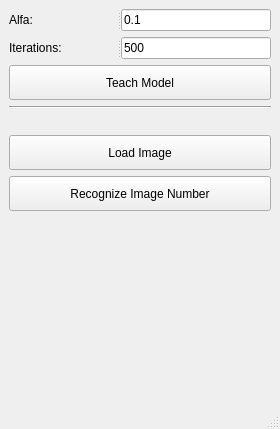
Qt form recognition/ui/ui_main.ui (kiryha/CIS579) before a commit.
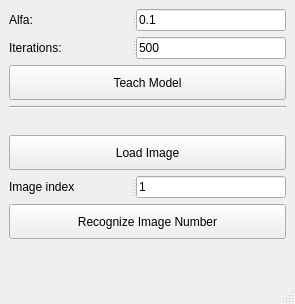
The same form after that commit.

The edit to the form file:
```diff
--- a/recognition/ui/ui_main.ui
+++ b/recognition/ui/ui_main.ui
@@ -6,8 +6,8 @@
    <rect>
     <x>0</x>
     <y>0</y>
-    <width>280</width>
-    <height>429</height>
+    <width>295</width>
+    <height>304</height>
    </rect>
   </property>
   <property name="windowTitle">
@@ -101,6 +101,29 @@
       </property>
      </widget>
     </item>
+    <item>
+     <widget class="QSplitter" name="splitter_3">
+      <property name="orientation">
+       <enum>Qt::Horizontal</enum>
+      </property>
+      <widget class="QLabel" name="label_3">
+       <property name="text">
+        <string>Image index</string>
+       </property>
+      </widget>
+      <widget class="QLineEdit" name="linIndex">
+       <property name="maximumSize">
+        <size>
+         <width>150</width>
+         <height>16777215</height>
+        </size>
+       </property>
+       <property name="text">
+        <string>1</string>
+       </property>
+      </widget>
+     </widget>
+    </item>
     <item>
      <widget class="QPushButton" name="btnRecognize">
       <property name="minimumSize">
```
Left out of the diff: 2 changed lines with no effect on the pictures.
